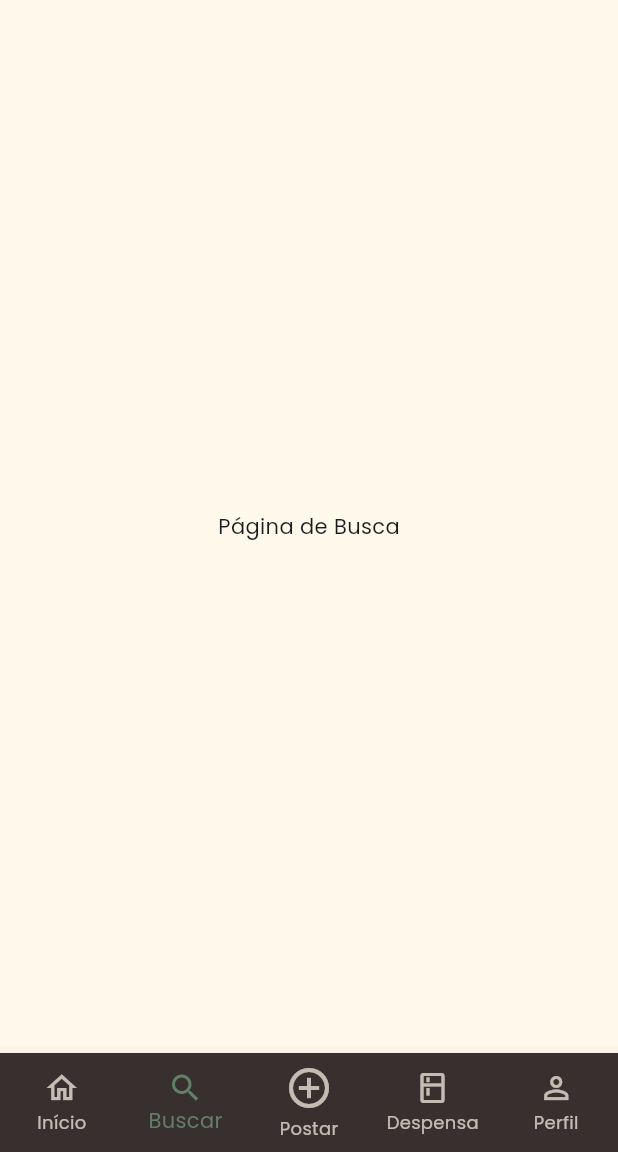
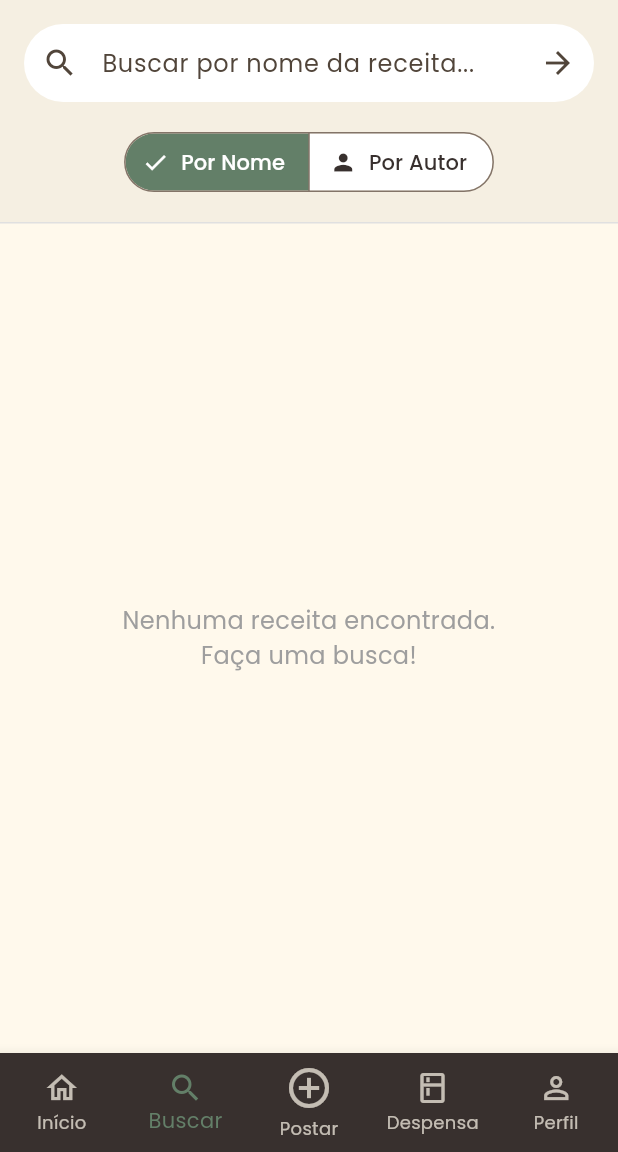
Before and after one commit to Nyfeu/Cookster, a Flutter app: the HomeScreen screen opened by its route, item 2 of the bottom bar chosen, on a phone screen of 412 x 824 dp, the part 84-1236 px from its top. Run offline on Flutter 3.47's test engine with Material 3 defaults, Android fonts, the phone set to English and light mode, and no system bars; our stand-ins replace font_awesome_flutter, google_fonts, introduction_screen, shared_preferences; accounts and stored records are empty.

Commit message:
feat: adiciona tela busca receitas

```diff
--- a/front_mobile/lib/screens/home_screen.dart
+++ b/front_mobile/lib/screens/home_screen.dart
@@ -3,11 +3,11 @@ import 'package:front_mobile/theme/app_theme.dart';
 import 'package:front_mobile/utils/bottom_nav_bar.dart';
 import 'package:provider/provider.dart';
 import 'package:front_mobile/providers/auth_provider.dart';
+import 'package:front_mobile/screens/search/search_screen.dart';
 import 'package:front_mobile/screens/user/profile_screen.dart';
 
 // Páginas de exemplo para cada aba da navegação
 const Center pageFeed = Center(child: Text('Página de Início (Feed)'));
-const Center pageSearch = Center(child: Text('Página de Busca'));
 const Center pageAddRecipe =
     Center(child: Text('Página para Adicionar Receita'));
 const Center pagePantry = Center(child: Text('Página da Despensa'));
@@ -44,7 +44,7 @@ class _HomeScreenState extends State<HomeScreen> {
 
   static const List<Widget> _pages = <Widget>[
     pageFeed,
-    pageSearch,
+    SearchScreen(),
     pageAddRecipe,
     pagePantry,
     MyProfileTab(),
--- /dev/null
+++ b/front_mobile/lib/screens/search/search_screen.dart
@@ -0,0 +1,202 @@
+import 'package:flutter/material.dart';
+import 'package:front_mobile/models/recipe_model.dart';
+import 'package:front_mobile/providers/auth_provider.dart';
+import 'package:front_mobile/services/recipe_service.dart';
+import 'package:front_mobile/theme/app_theme.dart';
+import 'package:front_mobile/widgets/search/recipe_list_item.dart';
+import 'package:provider/provider.dart';
+
+// Enum para controlar o tipo de busca
+enum SearchType { porNome, porAutor }
+
+class SearchScreen extends StatefulWidget {
+  const SearchScreen({super.key});
+
+  @override
+  State<SearchScreen> createState() => _SearchScreenState();
+}
+
+class _SearchScreenState extends State<SearchScreen> {
+  final _searchController = TextEditingController();
+  final _recipeService = RecipeService();
+
+  List<Recipe> _results = [];
+  bool _isLoading = false;
+  String? _error;
+  SearchType _searchType = SearchType.porNome;
+
+  Future<void> _performSearch() async {
+    if (_searchController.text.isEmpty) {
+      setState(() {
+        _results = [];
+        _error = null;
+      });
+      return;
+    }
+
+    setState(() {
+      _isLoading = true;
+      _error = null;
+    });
+
+    try {
+      final token = Provider.of<AuthProvider>(context, listen: false).token;
+      if (token == null) {
+        throw Exception('Usuário não autenticado.');
+      }
+
+      List<Recipe> recipes;
+      if (_searchType == SearchType.porNome) {
+        recipes = await _recipeService.searchRecipes(
+          token: token,
+          name: _searchController.text,
+        );
+      } else {
+        recipes = await _recipeService.searchRecipes(
+          token: token,
+          authorId: _searchController.text,
+        );
+      }
+
+      setState(() {
+        _results = recipes;
+      });
+    } catch (e) {
+      setState(() {
+        _error = e.toString().replaceFirst('Exception: ', '');
+        _results = [];
+      });
+    } finally {
+      setState(() {
+        _isLoading = false;
+      });
+    }
+  }
+
+  @override
+  Widget build(BuildContext context) {
+    return Scaffold(
+      // Usamos um Scaffold aqui para que a AppBar não seja duplicada
+      // quando esta tela for usada dentro da HomeScreen.
+      // O `appBar` da HomeScreen será o principal.
+      // Se quiser testar esta tela individualmente, adicione um AppBar aqui.
+      backgroundColor: AppTheme.backgroundColor,
+      body: Column(
+        children: [
+          _buildSearchControls(),
+          Expanded(child: _buildResultsList()),
+        ],
+      ),
+    );
+  }
+
+  Widget _buildSearchControls() {
+    return Container(
+      padding: const EdgeInsets.all(16.0),
+      decoration: BoxDecoration(
+        color: AppTheme.primaryColor.withOpacity(0.05),
+        border: Border(
+          bottom: BorderSide(color: Colors.grey[300]!),
+        ),
+      ),
+      child: Column(
+        children: [
+          // Campo de busca
+          TextField(
+            controller: _searchController,
+            decoration: InputDecoration(
+              hintText: _searchType == SearchType.porNome
+                  ? 'Buscar por nome da receita...'
+                  : 'Buscar por ID do autor...',
+              prefixIcon: const Icon(Icons.search),
+              suffixIcon: IconButton(
+                icon: const Icon(Icons.arrow_forward),
+                onPressed: _performSearch,
+              ),
+              filled: true,
+              fillColor: Colors.white,
+              border: OutlineInputBorder(
+                borderRadius: BorderRadius.circular(30.0),
+                borderSide: BorderSide.none,
+              ),
+              contentPadding: const EdgeInsets.symmetric(vertical: 14.0),
+            ),
+            onSubmitted: (_) => _performSearch(),
+          ),
+          const SizedBox(height: 16),
+          // Seletor de tipo de busca
+          SegmentedButton<SearchType>(
+            segments: const [
+              ButtonSegment(
+                value: SearchType.porNome,
+                label: Text('Por Nome'),
+                icon: Icon(Icons.fastfood),
+              ),
+              ButtonSegment(
+                value: SearchType.porAutor,
+                label: Text('Por Autor'),
+                icon: Icon(Icons.person),
+              ),
+            ],
+            selected: {_searchType},
+            onSelectionChanged: (Set<SearchType> newSelection) {
+              setState(() {
+                _searchType = newSelection.first;
+                _searchController.clear();
+                _results = [];
+                _error = null;
+              });
+            },
+            style: SegmentedButton.styleFrom(
+              backgroundColor: Colors.white,
+              foregroundColor: AppTheme.primaryColor,
+              selectedForegroundColor: Colors.white,
+              selectedBackgroundColor: AppTheme.accentColor,
+            ),
+          ),
+        ],
+      ),
+    );
+  }
+
+  Widget _buildResultsList() {
+    if (_isLoading) {
+      return const Center(child: CircularProgressIndicator());
+    }
+
+    if (_error != null) {
+      return Center(
+        child: Padding(
+          padding: const EdgeInsets.all(20.0),
+          child: Text(
+            'Erro: $_error',
+            style: const TextStyle(color: Colors.red),
+            textAlign: TextAlign.center,
+          ),
+        ),
+      );
+    }
+
+    if (_results.isEmpty) {
+      return const Center(
+        child: Text(
+          'Nenhuma receita encontrada.\nFaça uma busca!',
+          style: TextStyle(fontSize: 16, color: Colors.grey),
+          textAlign: TextAlign.center,
+        ),
+      );
+    }
+
+    // Lista de resultados
+    return Padding(
+      padding: const EdgeInsets.only(top: 16.0),
+      child: ListView.builder(
+        itemCount: _results.length,
+        itemBuilder: (context, index) {
+          final recipe = _results[index];
+          return RecipeListItem(recipe: recipe);
+        },
+      )
+    );
+  }
+}
```
Also changed, not shown: front_mobile/lib/services/recipe_service.dart (+52 -3 lines), front_mobile/lib/widgets/search/recipe_list_item.dart (added, +98 -0 lines).
